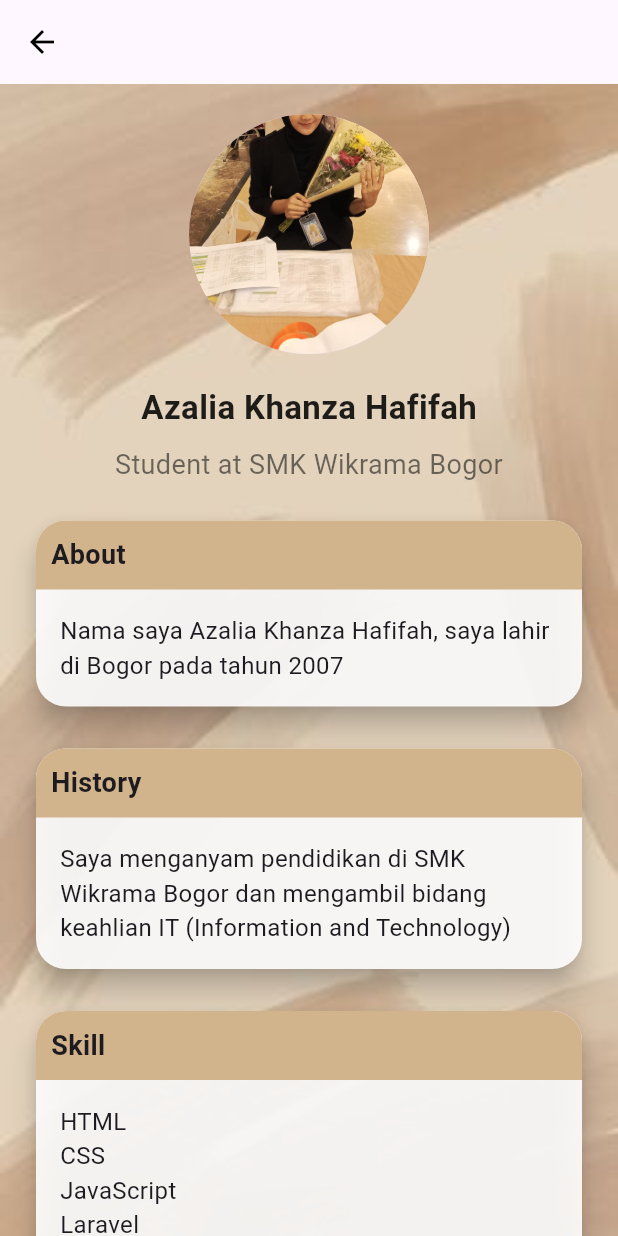
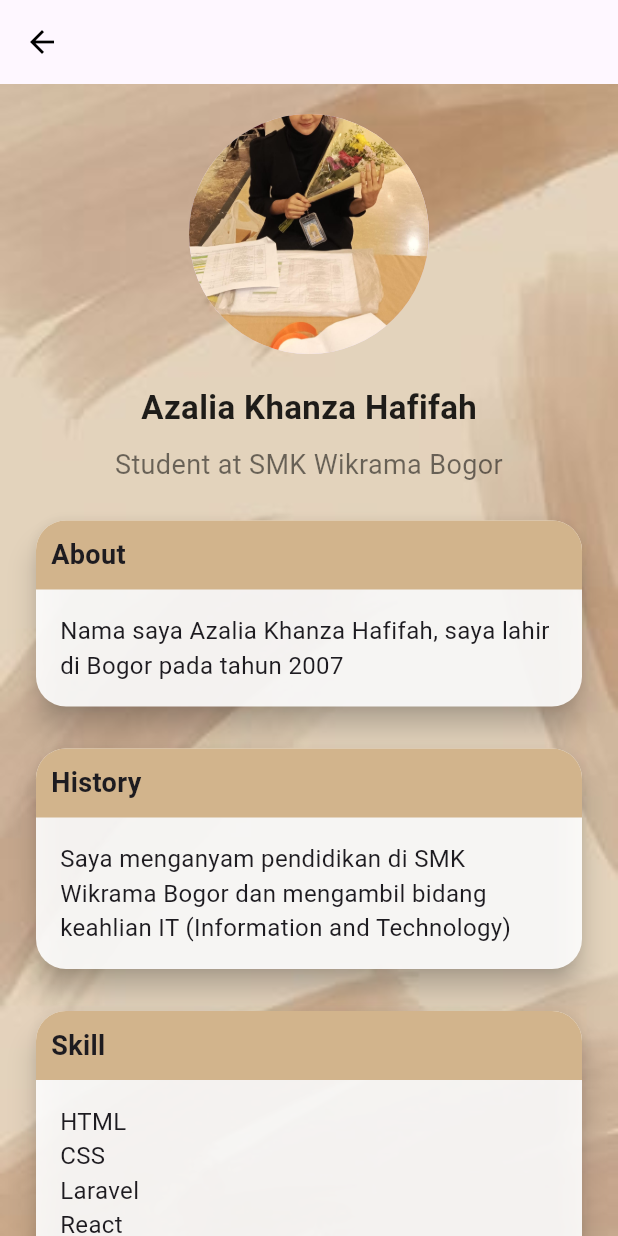
Before and after one commit to azaliakhanza/formProfile, a Flutter app: the Page2 screen opened directly, on a phone screen of 412 x 824 dp. Run offline on Flutter 3.47's test engine with Material 3 defaults, Android fonts, the phone set to English and light mode, and no system bars.

Commit message:
ubah skill

```diff
--- a/lib/page2.dart
+++ b/lib/page2.dart
@@ -173,10 +173,6 @@ class Page2 extends StatelessWidget {
                               "CSS",
                               style: TextStyle(fontSize: 16),
                             ),
-                            Text(
-                              "JavaScript",
-                              style: TextStyle(fontSize: 16),
-                            ),
                              Text(
                               "Laravel",
                               style: TextStyle(fontSize: 16),
```
